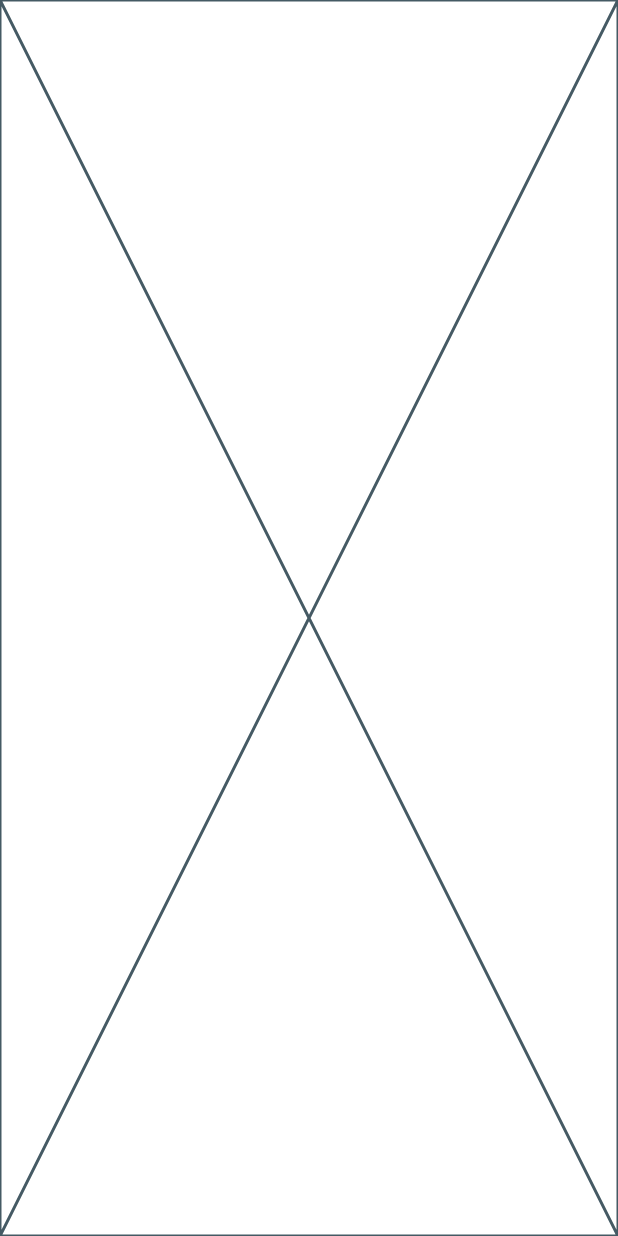
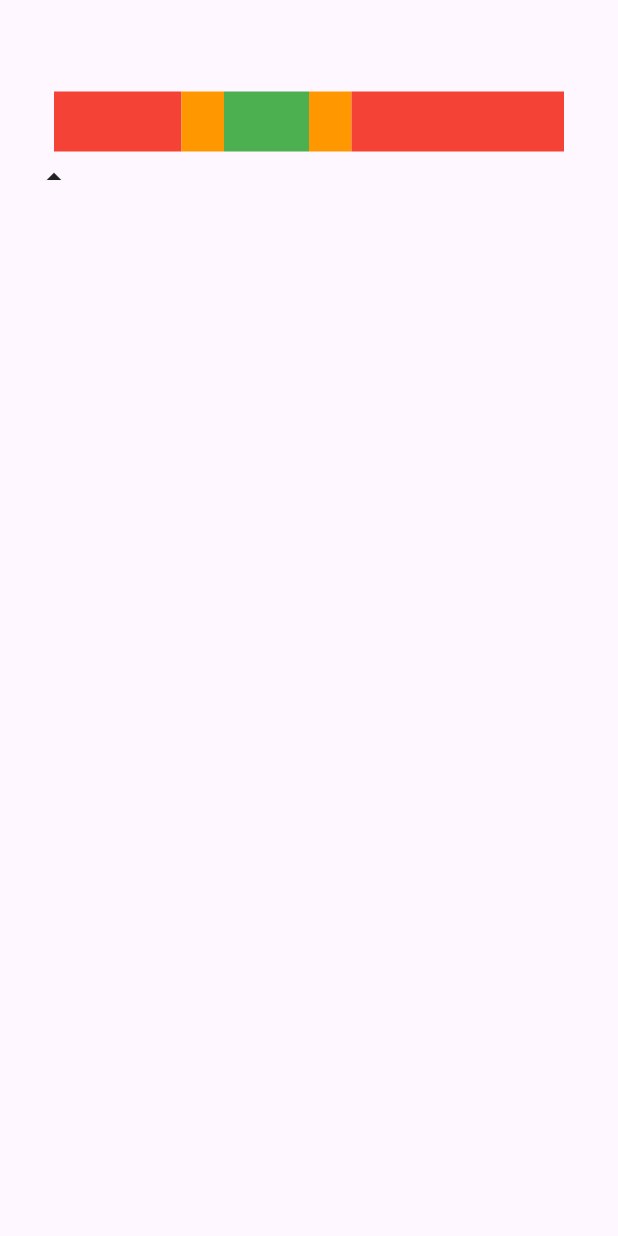
Before and after one commit to PranavDalvi9/medical-test-range, a Flutter app: the screen it shows after launch, on a phone screen of 412 x 824 dp. Run offline on Flutter 3.47's test engine with Material 3 defaults, Android fonts, the phone set to English and light mode, and no system bars; our stand-ins replace flutter_riverpod.

```diff
--- a/lib/main.dart
+++ b/lib/main.dart
@@ -1,9 +1,10 @@
 import 'package:flutter/material.dart';
 import 'package:flutter_riverpod/flutter_riverpod.dart';
+import 'package:medical_test_range/screens/home_screem.dart';
 
 void main() {
   runApp(
-    ProviderScope(
+    const ProviderScope(
       child: MyApp(),
     ),
   );
@@ -22,21 +23,7 @@ class MyApp extends StatelessWidget {
         colorScheme: ColorScheme.fromSeed(seedColor: Colors.deepPurple),
         useMaterial3: true,
       ),
-      home: const homee(),
+      home: const HomeScreen(),
     );
   }
 }
-
-class homee extends StatefulWidget {
-  const homee({super.key});
-
-  @override
-  State<homee> createState() => _homeeState();
-}
-
-class _homeeState extends State<homee> {
-  @override
-  Widget build(BuildContext context) {
-    return const Placeholder();
-  }
-}
--- /dev/null
+++ b/lib/screens/home_screem.dart
@@ -0,0 +1,64 @@
+import 'package:flutter/material.dart';
+import 'package:flutter_riverpod/flutter_riverpod.dart';
+import 'package:medical_test_range/infrastructure/provider/provider_registration.dart';
+
+class HomeScreen extends ConsumerStatefulWidget {
+  const HomeScreen({super.key});
+
+  @override
+  ConsumerState<HomeScreen> createState() => _HomeScreenState();
+}
+
+class _HomeScreenState extends ConsumerState<HomeScreen> {
+  @override
+  Widget build(BuildContext context) {
+    final homeProviderWatch = ref.watch(homeProvider);
+    final homeProviderRead = ref.read(homeProvider);
+    return Scaffold(
+      appBar: AppBar(),
+      body: Column(
+        children: [
+          Center(
+            child: SizedBox(
+              width: 340,
+              height: 50,
+              child: Row(
+                children: [
+                  for (int i = 0; i < homeProviderRead.metaData.length; i++)
+                    Container(
+                      height: 40,
+                      width: (340 /
+                              homeProviderRead
+                                  .metaData[
+                                      homeProviderRead.metaData.length - 1]
+                                  .rangeEnd) *
+                          (homeProviderRead.metaData[i].rangeEnd -
+                              homeProviderRead.metaData[i].rangeStart),
+                      color: homeProviderRead.metaData[i].color,
+                    )
+                ],
+              ),
+            ),
+          ),
+          SizedBox(
+            width: 340 + 24,
+            child: Row(
+              children: [
+                Container(
+                  padding: EdgeInsets.only(
+                      left: (340 /
+                              homeProviderRead
+                                  .metaData[
+                                      homeProviderRead.metaData.length - 1]
+                                  .rangeEnd) *
+                          0),
+                  child: const Icon(Icons.arrow_drop_up_sharp),
+                ),
+              ],
+            ),
+          )
+        ],
+      ),
+    );
+  }
+}
```
Also changed, not shown: lib/infrastructure/model/meta_data_model.dart (added, +15 -0 lines), lib/infrastructure/provider/home_provider/home_provider.dart (+34 -0 lines).
